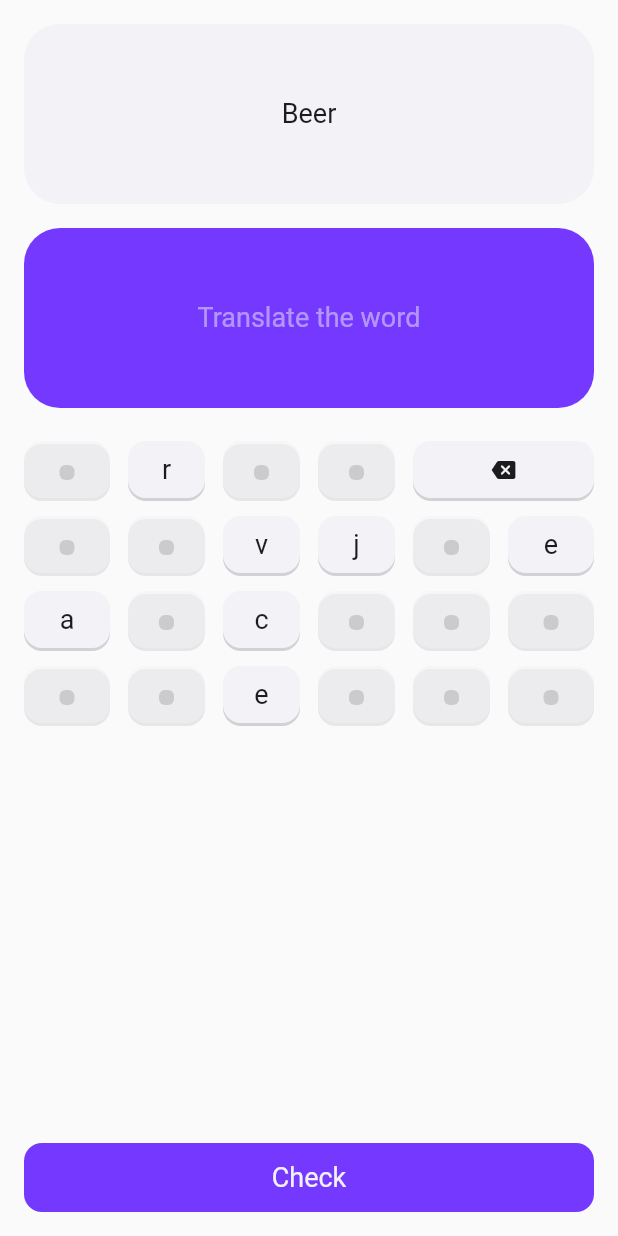
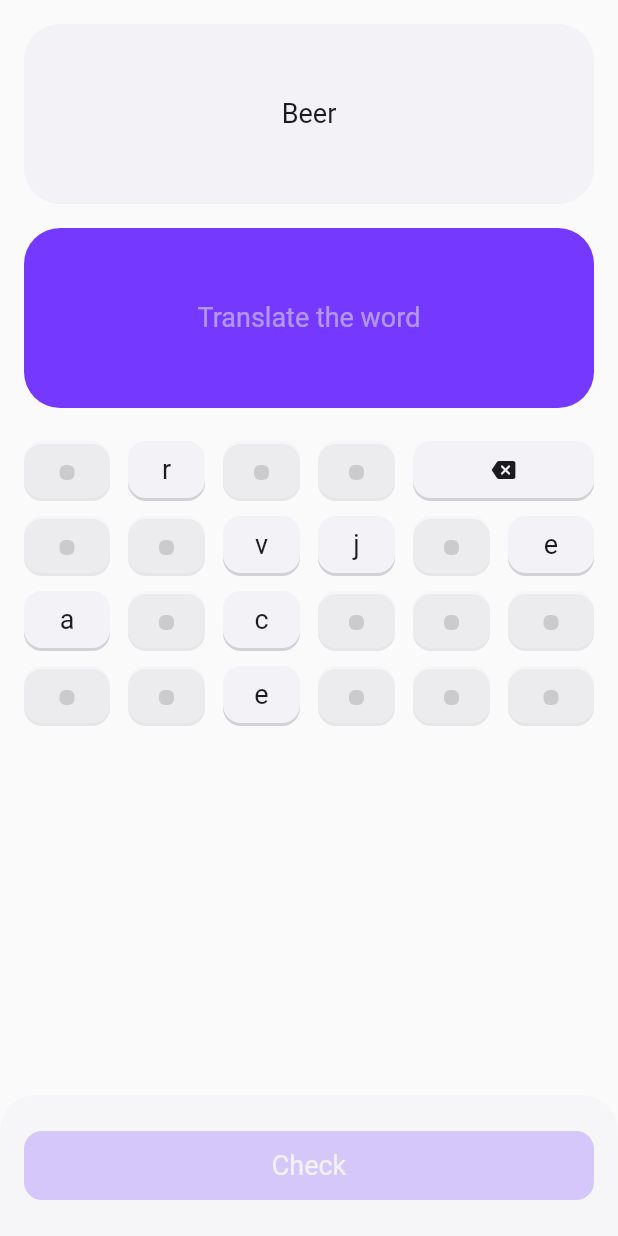
Before and after one commit to VasyaFromRussia/portugoose, a Flutter app: the screen it shows after launch, on a phone screen of 412 x 824 dp. Run offline on Flutter 3.47's test engine with Material 2 defaults, Android fonts, the phone set to English and light mode, and no system bars; our stand-ins replace flutter_riverpod.

Commit message:
Add colors

```diff
--- a/lib/sentence.dart
+++ b/lib/sentence.dart
@@ -12,10 +12,29 @@ class SentenceTrainer extends StatefulWidget {
 }
 
 class _SentenceTrainerState extends State<SentenceTrainer> {
-  String _answer = "";
+
+  static const _word = 'cerveja';
+  String _answer = '';
+
+  bool get _canCheck => _answer.isNotEmpty;
+  bool _isChecked = false;
+
+  _AnswerState get _answerState {
+    if (_isChecked) {
+      if (_answer == _word) {
+        return _AnswerState.correct;
+      } else {
+        return _AnswerState.wrong;
+      }
+    } else {
+      return _AnswerState.pending;
+    }
+  }
 
   @override
-  Widget build(BuildContext context) => Padding(
+  Widget build(BuildContext context) => Stack(
+        children: [
+          Padding(
             padding: const EdgeInsets.all(16),
             child: Column(
               crossAxisAlignment: CrossAxisAlignment.stretch,
@@ -30,7 +49,7 @@ class _SentenceTrainerState extends State<SentenceTrainer> {
                     alignment: Alignment.center,
                     child: Text(
                       "Beer",
-                  style: buttonStyle.copyWith(color: Color(0xFF1C1C1E)),
+                      style: buttonStyle.copyWith(color: const Color(0xFF1C1C1E)),
                     ),
                   ),
                 ),
@@ -40,17 +59,17 @@ class _SentenceTrainerState extends State<SentenceTrainer> {
                   child: Container(
                     decoration: BoxDecoration(
                       borderRadius: BorderRadius.circular(24),
-                  color: const Color(0xFF7438FF),
+                      color: _answerState.color,
                     ),
                     alignment: Alignment.center,
                     child: _answer.isEmpty
                         ? Text(
                             "Translate the word",
-                        style: buttonStyle.copyWith(color: Color(0xFFF2F2F7).withOpacity(0.5)),
+                            style: buttonStyle.copyWith(color: const Color(0xFFF2F2F7).withOpacity(0.5)),
                           )
                         : Text(
                             _answer,
-                        style: buttonStyle.copyWith(color: Color(0xFFF2F2F7)),
+                            style: buttonStyle.copyWith(color: const Color(0xFFF2F2F7)),
                           ),
                   ),
                 ),
@@ -59,20 +78,65 @@ class _SentenceTrainerState extends State<SentenceTrainer> {
                   text: "cerveja",
                   onEdit: (result) => setState(() => _answer = result),
                 ),
-            Expanded(child: Container()),
-            Container(
+              ],
+            ),
+          ),
+          Positioned(
+            left: 0,
+            right: 0,
+            bottom: 0,
+            child: Container(
               decoration: BoxDecoration(
+                color: const Color(0xFFF2F2F7).withAlpha((255 * 0.5).toInt()),
+                borderRadius: const BorderRadius.only(
+                  topLeft: Radius.circular(24),
+                  topRight: Radius.circular(24),
+                ),
+              ),
+              padding: const EdgeInsets.symmetric(horizontal: 16, vertical: 24),
+              child: ClipRRect(
                 borderRadius: BorderRadius.circular(12),
-                color: const Color(0xFF7438FF),
+                child: InkWell(
+                  onTap: _canCheck ? _check : null,
+                  child: AnimatedContainer(
+                    decoration: BoxDecoration(
+                      color: const Color(0xFF7438FF).withAlpha(_canCheck ? 255 : (255 * 0.25).toInt()),
                     ),
-              padding: EdgeInsets.symmetric(vertical: 12),
+                    padding: const EdgeInsets.symmetric(vertical: 12),
                     alignment: Alignment.center,
+                    duration: const Duration(milliseconds: 300),
                     child: Text(
                       "Check",
-                style: buttonStyle.copyWith(color: Color(0xFFF2F2F7)),
+                      style: buttonStyle.copyWith(color: const Color(0xFFF2F2F7)),
+                    ),
+                  ),
+                ),
+              ),
             ),
           ),
         ],
-        ),
       );
+
+  void _check() {
+     setState(() => _isChecked = true);
   }
+}
+
+enum _AnswerState {
+  pending,
+  correct,
+  wrong,
+}
+
+extension on _AnswerState {
+  Color get color {
+    switch (this) {
+      case _AnswerState.pending:
+        return const Color(0xFF7438FF);
+      case _AnswerState.correct:
+        return const Color(0xFF30D158);
+      case _AnswerState.wrong:
+        return const Color(0xFFFF453A);
+    }
+  }
+}
```
Lines whose indentation alone changed are shown as unchanged.
